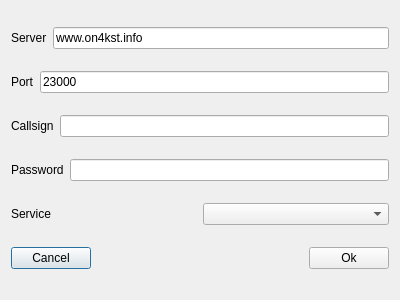
First picture: the form in mqt/MqtKSTClient/kstconfigure.ui, repository Rsclub22/Minos2-Mirror, before the edit.
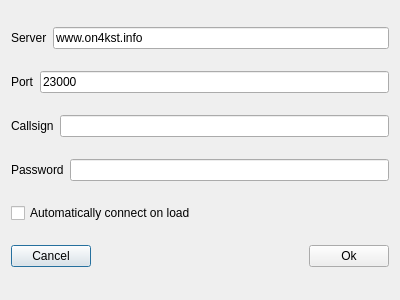
Second picture: the form after the edit.

```diff
--- a/mqt/MqtKSTClient/kstconfigure.ui
+++ b/mqt/MqtKSTClient/kstconfigure.ui
@@ -79,18 +79,11 @@
     </layout>
    </item>
    <item>
-    <layout class="QHBoxLayout" name="horizontalLayout_2">
-     <item>
-      <widget class="QLabel" name="label_5">
+    <widget class="QCheckBox" name="autoConnect">
        <property name="text">
-        <string>Service</string>
-       </property>
-      </widget>
-     </item>
-     <item>
-      <widget class="QComboBox" name="serviceCombo"/>
-     </item>
-    </layout>
+      <string>Automatically connect on load</string>
+     </property>
+    </widget>
    </item>
    <item>
     <layout class="QHBoxLayout" name="horizontalLayout">
```
Left out of the diff: 2 changed lines with no effect on the pictures. Lines whose indentation alone changed are shown as unchanged.
